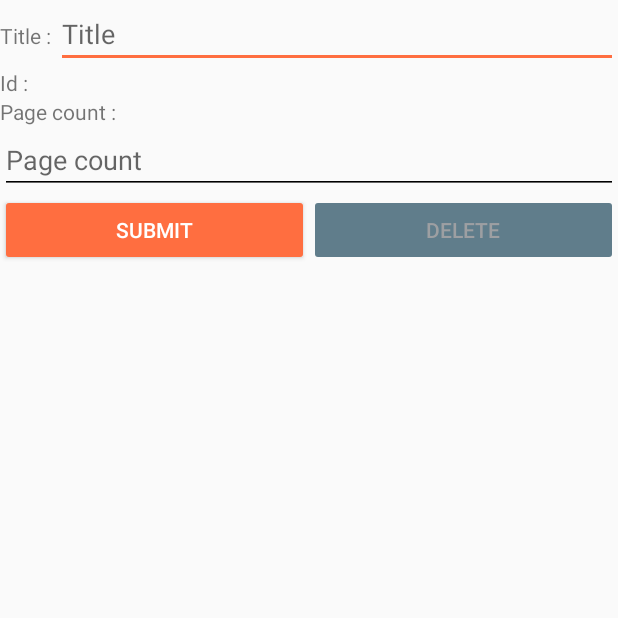
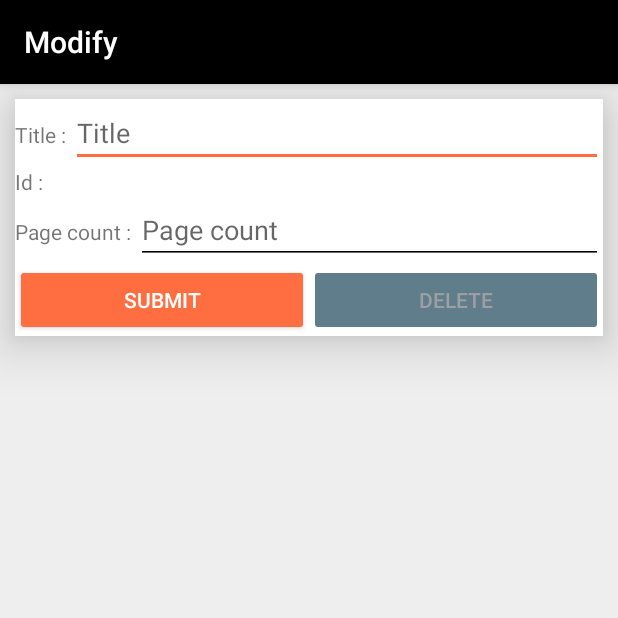
Before and after one commit to Vanessaguillemain/udacity_capstone, an Android app: the BookDetailActivity screen opened directly, with no data from a screen before it, on a phone screen of 412 x 824 dp, the top half of it. Run offline under Robolectric (Android 15) with nearby library versions, the light colour scheme and no system bars; our stand-ins replace Room's generated code; libraries missing offline, so code that uses them is left out: android.arch.persistence.

Commit message:
feat : Added Toolbar in Book Detail

```diff
--- a/app/src/main/res/layout/book_detail.xml
+++ b/app/src/main/res/layout/book_detail.xml
@@ -3,7 +3,37 @@
     xmlns:tools="http://schemas.android.com/tools"
     android:layout_width="match_parent"
     android:layout_height="match_parent"
+    android:background="@color/light_grey"
     xmlns:app="http://schemas.android.com/apk/res-auto"
+    android:orientation="vertical">
+
+    <android.support.design.widget.AppBarLayout
+        android:layout_width="match_parent"
+        android:layout_height="wrap_content"
+        android:theme="@style/MyToolbarTheme"
+        >
+
+        <android.support.v7.widget.Toolbar
+            android:id="@+id/toolbar"
+            android:layout_width="match_parent"
+            android:layout_height="?attr/actionBarSize"
+            android:background="?attr/colorPrimary"
+            android:gravity="center_vertical"
+            app:layout_collapseMode="pin"
+            app:layout_scrollFlags="scroll|enterAlways"
+            app:popupTheme="@style/MyToolbarTheme"
+            app:title="Modify"
+            app:elevation="40dp"/>
+
+    </android.support.design.widget.AppBarLayout>
+
+    <LinearLayout
+        android:id="@+id/layoutCard"
+        android:layout_width="match_parent"
+        android:layout_height="wrap_content"
+        android:layout_margin="10dp"
+        android:elevation="20dp"
+        android:background="@color/white"
         android:orientation="vertical">
 
     <LinearLayout
@@ -44,6 +74,10 @@
             tools:text="id12"/>
     </LinearLayout>
 
+    <LinearLayout
+        android:layout_width="match_parent"
+        android:layout_height="wrap_content"
+        android:orientation="horizontal">
         <TextView
             android:id="@+id/labelPageCount"
             android:layout_width="wrap_content"
@@ -57,6 +91,8 @@
             android:backgroundTint="@color/colorPrimaryDark"
             android:hint="Page count"
             android:inputType="number"/>
+    </LinearLayout>
+
     <LinearLayout
         android:layout_width="match_parent"
         android:layout_height="wrap_content"
@@ -86,3 +122,4 @@
             />
         </LinearLayout>
     </LinearLayout>
+</LinearLayout>
--- a/app/src/main/res/values/colors.xml
+++ b/app/src/main/res/values/colors.xml
@@ -17,6 +17,7 @@
     <color name="yellow">#FFFF00</color>
     <color name="pink">#FF00FF</color>
     <color name="black">#000000</color>
+    <color name="light_grey">#EEEEEE</color>
 
     <color name="orange_A200">#FF6E40</color>
     <color name="blue_gray_500">#607D8B</color>
--- a/app/src/main/res/values/styles.xml
+++ b/app/src/main/res/values/styles.xml
@@ -8,8 +8,7 @@
         <item name="colorAccent">@color/colorAccent</item>
     </style>
 
-    <style name="MyToolbarTheme"
-        parent="@style/ThemeOverlay.AppCompat.Dark">
+    <style name="MyToolbarTheme" parent="@style/ThemeOverlay.AppCompat.Dark">
         <item name="colorControlNormal">@color/white</item>
         <item name="titleTextColor">@color/white</item>
     </style>
```
Lines whose indentation alone changed are shown as unchanged.
